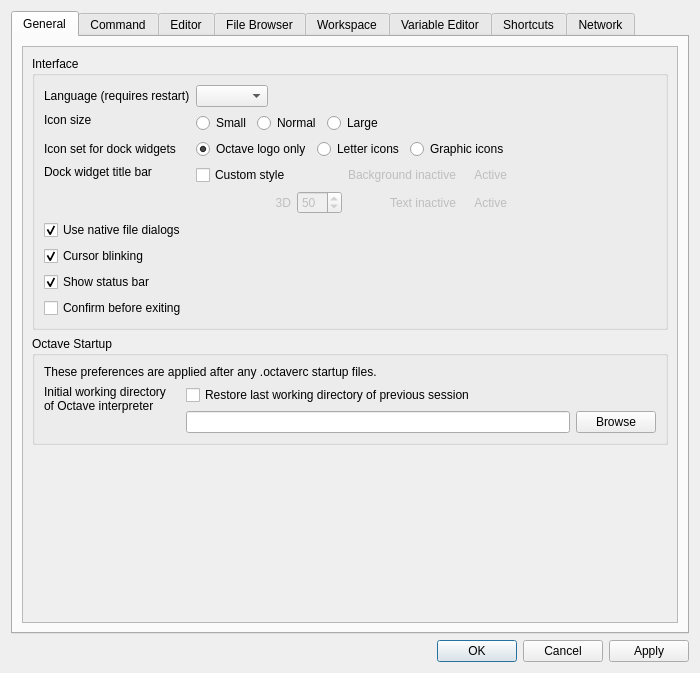
First picture: the form in libgui/src/settings-dialog.ui, repository ctaggart/octave, before the edit.
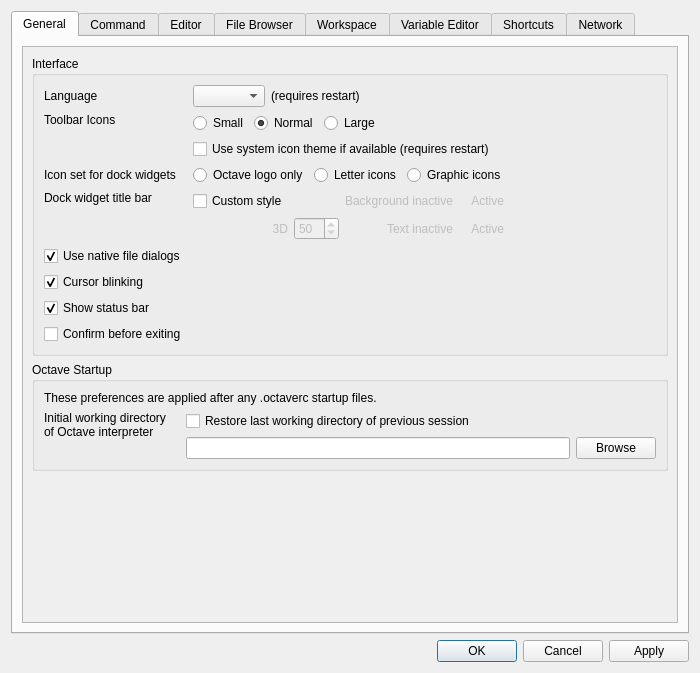
Second picture: the form after the edit. The open tabs and pages were chosen to show the change.

Commit message:
preference for (not) using system icon theme
* gui-preferences.h: constants for key and default of new preference

* resource-manager.cc (do_icon): use icon files provided by octave gui
  instead ofsystem icon theme if desired from preferences

* settings-dialog.cc (settings_dialog): initialize new checkbox with
  related entry from preferences file;
  (write_changed_settings): store value of new checkbox

* settings-dialog.ui: new checkbox for using the system icon theme in

```diff
--- a/libgui/src/settings-dialog.ui
+++ b/libgui/src/settings-dialog.ui
@@ -65,47 +65,6 @@
              <layout class="QVBoxLayout" name="verticalLayout_21">
               <item>
                <layout class="QGridLayout" name="gridLayout">
-                <item row="2" column="1">
-                 <layout class="QHBoxLayout" name="horizontalLayout_6">
-                  <item>
-                   <widget class="QRadioButton" name="icon_size_small">
-                    <property name="text">
-                     <string>Small</string>
-                    </property>
-                   </widget>
-                  </item>
-                  <item>
-                   <widget class="QRadioButton" name="icon_size_normal">
-                    <property name="text">
-                     <string>Normal</string>
-                    </property>
-                    <property name="checked">
-                     <bool>true</bool>
-                    </property>
-                   </widget>
-                  </item>
-                  <item>
-                   <widget class="QRadioButton" name="icon_size_large">
-                    <property name="text">
-                     <string>Large</string>
-                    </property>
-                   </widget>
-                  </item>
-                  <item>
-                   <spacer name="horizontalSpacer_4">
-                    <property name="orientation">
-                     <enum>Qt::Horizontal</enum>
-                    </property>
-                    <property name="sizeHint" stdset="0">
-                     <size>
-                      <width>40</width>
-                      <height>20</height>
-                     </size>
-                    </property>
-                   </spacer>
-                  </item>
-                 </layout>
-                </item>
                 <item row="1" column="1">
                  <layout class="QHBoxLayout" name="horizontalLayout_8">
                   <item>
@@ -115,6 +74,13 @@
                     </property>
                    </widget>
                   </item>
+                  <item>
+                   <widget class="QLabel" name="label_10">
+                    <property name="text">
+                     <string>(requires restart)</string>
+                    </property>
+                   </widget>
+                  </item>
                   <item>
                    <spacer name="horizontalSpacer_3">
                     <property name="orientation">
@@ -130,17 +96,7 @@
                   </item>
                  </layout>
                 </item>
-                <item row="2" column="0">
-                 <widget class="QLabel" name="label_8">
-                  <property name="text">
-                   <string>Icon size</string>
-                  </property>
-                  <property name="alignment">
-                   <set>Qt::AlignLeading|Qt::AlignLeft|Qt::AlignTop</set>
-                  </property>
-                 </widget>
-                </item>
-                <item row="8" column="0">
+                <item row="10" column="0">
                  <widget class="QCheckBox" name="cb_prompt_to_exit">
                   <property name="text">
                    <string>Confirm before exiting</string>
@@ -150,11 +106,11 @@
                 <item row="1" column="0">
                  <widget class="QLabel" name="label_2">
                   <property name="text">
-                   <string>Language (requires restart)</string>
+                   <string>Language</string>
                   </property>
                  </widget>
                 </item>
-                <item row="4" column="1">
+                <item row="6" column="1">
                  <layout class="QHBoxLayout" name="horizontalLayout_4">
                   <item>
                    <layout class="QGridLayout" name="gridLayout_13">
@@ -316,7 +272,7 @@
                   </item>
                  </layout>
                 </item>
-                <item row="4" column="0">
+                <item row="6" column="0">
                  <widget class="QLabel" name="label_15">
                   <property name="text">
                    <string>Dock widget title bar</string>
@@ -326,7 +282,7 @@
                   </property>
                  </widget>
                 </item>
-                <item row="3" column="1">
+                <item row="4" column="1">
                  <layout class="QHBoxLayout" name="horizontalLayout_9">
                   <item>
                    <widget class="QRadioButton" name="general_icon_octave">
@@ -367,14 +323,14 @@
                   </item>
                  </layout>
                 </item>
-                <item row="3" column="0">
+                <item row="4" column="0">
                  <widget class="QLabel" name="label_9">
                   <property name="text">
                    <string>Icon set for dock widgets</string>
                   </property>
                  </widget>
                 </item>
-                <item row="7" column="0">
+                <item row="9" column="0">
                  <widget class="QCheckBox" name="cb_status_bar">
                   <property name="text">
                    <string>Show status bar</string>
@@ -384,7 +340,7 @@
                   </property>
                  </widget>
                 </item>
-                <item row="6" column="0">
+                <item row="8" column="0">
                  <widget class="QCheckBox" name="cb_cursor_blinking">
                   <property name="text">
                    <string>Cursor blinking</string>
@@ -394,7 +350,7 @@
                   </property>
                  </widget>
                 </item>
-                <item row="5" column="0">
+                <item row="7" column="0">
                  <widget class="QCheckBox" name="cb_use_native_file_dialogs">
                   <property name="text">
                    <string>Use native file dialogs</string>
@@ -404,6 +360,68 @@
                   </property>
                  </widget>
                 </item>
+                <item row="2" column="0">
+                 <widget class="QLabel" name="label_8">
+                  <property name="text">
+                   <string>Toolbar Icons</string>
+                  </property>
+                  <property name="alignment">
+                   <set>Qt::AlignLeading|Qt::AlignLeft|Qt::AlignTop</set>
+                  </property>
+                 </widget>
+                </item>
+                <item row="2" column="1">
+                 <layout class="QVBoxLayout" name="verticalLayout_5">
+                  <item>
+                   <layout class="QHBoxLayout" name="horizontalLayout_6">
+                    <item>
+                     <widget class="QRadioButton" name="icon_size_small">
+                      <property name="text">
+                       <string>Small</string>
+                      </property>
+                     </widget>
+                    </item>
+                    <item>
+                     <widget class="QRadioButton" name="icon_size_normal">
+                      <property name="text">
+                       <string>Normal</string>
+                      </property>
+                      <property name="checked">
+                       <bool>true</bool>
+                      </property>
+                     </widget>
+                    </item>
+                    <item>
+                     <widget class="QRadioButton" name="icon_size_large">
+                      <property name="text">
+                       <string>Large</string>
+                      </property>
+                     </widget>
+                    </item>
+                    <item>
+                     <spacer name="horizontalSpacer_4">
+                      <property name="orientation">
+                       <enum>Qt::Horizontal</enum>
+                      </property>
+                      <property name="sizeHint" stdset="0">
+                       <size>
+                        <width>40</width>
+                        <height>20</height>
+                       </size>
+                      </property>
+                     </spacer>
+                    </item>
+                   </layout>
+                  </item>
+                  <item>
+                   <widget class="QCheckBox" name="cb_system_icon_theme">
+                    <property name="text">
+                     <string>Use system icon theme if available (requires restart)</string>
+                    </property>
+                   </widget>
+                  </item>
+                 </layout>
+                </item>
                </layout>
               </item>
              </layout>
```
Left out of the diff: 2 changed lines with no effect on the pictures. The commit also changes 3 other files.
